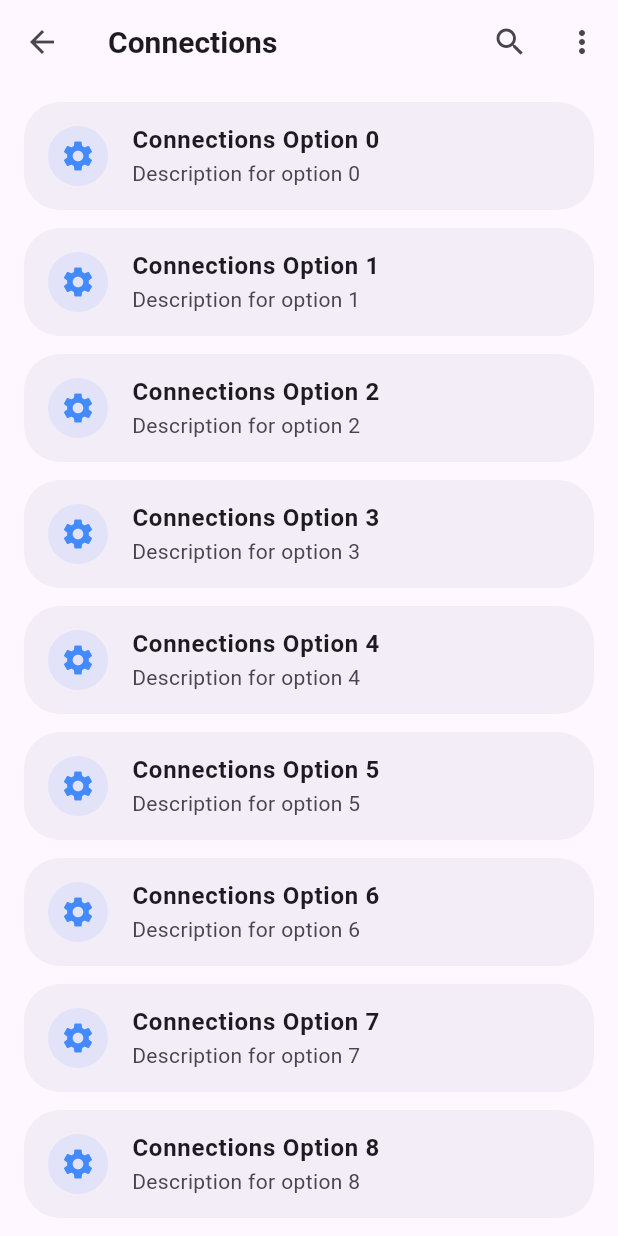
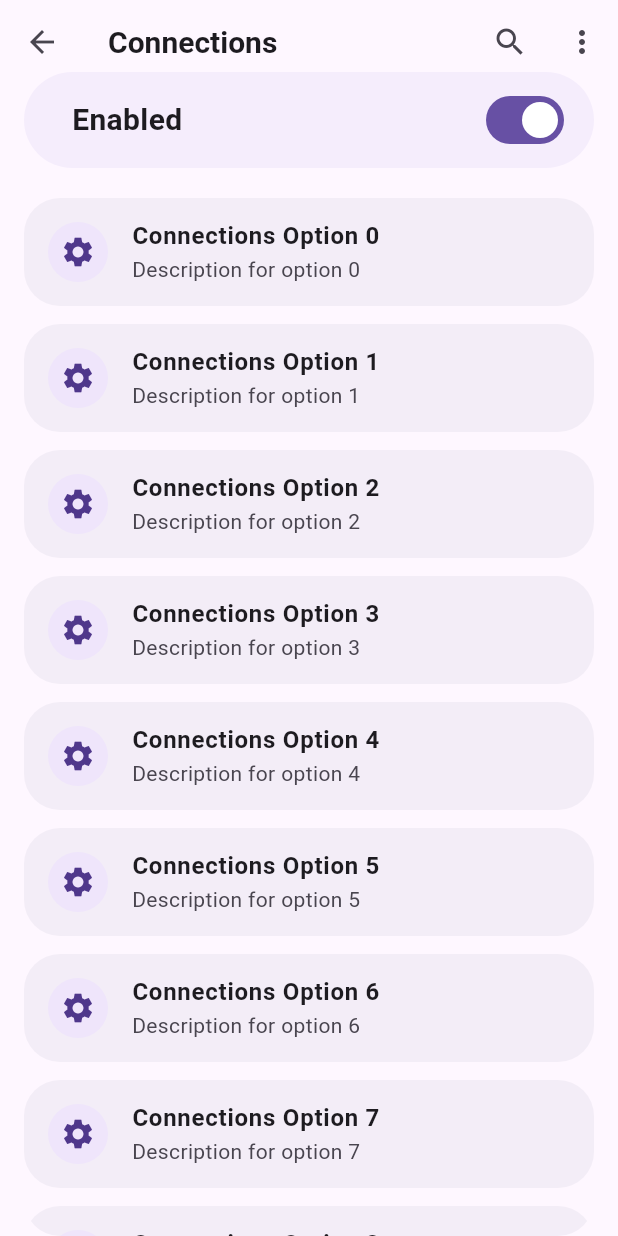
Before and after one commit to 6Rix6/one_ui_scroll_view, a Flutter app: the screen it shows after launch, after a tap on "Connections", on a phone screen of 412 x 824 dp. Run offline on Flutter 3.47's test engine with Material 3 defaults, Android fonts, the phone set to English and light mode, and no system bars.

Commit message:
Add `bottom` property to OneUiAppBar

```diff
--- a/lib/main.dart
+++ b/lib/main.dart
@@ -137,26 +137,37 @@ class OneUiExample extends StatelessWidget {
   }
 }
 
-class DetailPage extends StatelessWidget {
+class DetailPage extends StatefulWidget {
   final String title;
   const DetailPage({super.key, required this.title});
+
+  @override
+  State<DetailPage> createState() => _DetailPageState();
+}
+
+class _DetailPageState extends State<DetailPage> {
+  bool _enabled = true;
 
   @override
   Widget build(BuildContext context) {
     return OneUiScaffold(
       appBar: OneUiAppBar(
         expandedTitle: Text(
-          title,
+          widget.title,
           style: TextStyle(fontSize: 34, fontWeight: FontWeight.w300),
         ),
         collapsedTitle: Text(
-          title,
+          widget.title,
           style: TextStyle(fontSize: 20, fontWeight: FontWeight.bold),
         ),
         actions: [
           IconButton(icon: const Icon(Icons.search), onPressed: () {}),
           IconButton(icon: const Icon(Icons.more_vert), onPressed: () {}),
         ],
+        bottom: BottomSwitch(
+          enabled: _enabled,
+          onChanged: (value) => setState(() => _enabled = value),
+        ),
         initiallyCollapsed: true,
         actionsAlignment: Alignment.topRight,
         collapsedTitleAlignment: Alignment.topLeft,
@@ -167,7 +178,7 @@ class DetailPage extends StatelessWidget {
         20,
         (index) => _buildSettingsCard(
           Icons.settings,
-          '$title Option $index',
+          '${widget.title} Option $index',
           'Description for option $index',
         ),
       ),
@@ -188,6 +199,7 @@ class DetailPage extends StatelessWidget {
           title: title,
           subtitle: subtitle,
           onTap: () {},
+          enabled: _enabled,
         ),
       ),
     );
@@ -198,6 +210,7 @@ class SettingTile extends StatelessWidget {
   final IconData icon;
   final String title;
   final String subtitle;
+  final bool enabled;
   final VoidCallback? onTap;
 
   const SettingTile({
@@ -205,6 +218,7 @@ class SettingTile extends StatelessWidget {
     required this.icon,
     required this.title,
     required this.subtitle,
+    this.enabled = true,
     this.onTap,
   });
 
@@ -218,13 +232,56 @@ class SettingTile extends StatelessWidget {
       clipBehavior: Clip.antiAlias,
       child: ListTile(
         leading: CircleAvatar(
-          backgroundColor: Colors.blueAccent.withValues(alpha: 0.1),
-          child: Icon(icon, color: Colors.blueAccent),
+          backgroundColor: colorScheme.primaryContainer.withValues(alpha: .5),
+          child: Icon(icon, color: colorScheme.onPrimaryContainer),
         ),
         title: Text(title, style: const TextStyle(fontWeight: FontWeight.bold)),
         subtitle: Text(subtitle),
         onTap: onTap,
+        enabled: enabled,
       ),
     );
   }
 }
+
+class BottomSwitch extends StatelessWidget implements PreferredSizeWidget {
+  final bool enabled;
+  final ValueChanged<bool>? onChanged;
+
+  const BottomSwitch({
+    super.key,
+    required this.enabled,
+    required this.onChanged,
+  });
+
+  @override
+  Size get preferredSize => Size.fromHeight(64);
+
+  @override
+  Widget build(BuildContext context) {
+    final theme = Theme.of(context);
+
+    return Padding(
+      padding: EdgeInsetsGeometry.fromLTRB(16, 0, 16, 8),
+      child: Container(
+        decoration: ShapeDecoration(
+          shape: StadiumBorder(),
+          color: theme.colorScheme.secondaryContainer.withValues(alpha: .4),
+        ),
+        padding: EdgeInsets.symmetric(vertical: 8, horizontal: 16),
+        child: Row(
+          mainAxisAlignment: MainAxisAlignment.center,
+          children: [
+            const SizedBox(width: 16),
+            Text(
+              'Enabled',
+              style: const TextStyle(fontWeight: FontWeight.bold, fontSize: 20),
+            ),
+            const Spacer(),
+            Switch(value: enabled, onChanged: onChanged),
+          ],
+        ),
+      ),
+    );
+  }
+}
--- a/lib/src/one_ui_scroll_view.dart
+++ b/lib/src/one_ui_scroll_view.dart
@@ -317,7 +317,7 @@ class _OneUiScrollViewState extends State<OneUiScrollView>
     Animation<double> animation,
     Widget? leading,
   ) {
-    final child = Align(
+    Widget child = Align(
       alignment: Alignment.centerLeft,
       child: DefaultTextStyle(
         style: Theme.of(context).textTheme.titleLarge!,
@@ -408,6 +408,7 @@ class _OneUiScrollViewState extends State<OneUiScrollView>
               expandedHeight: _calculatedExpandedHeight + stretchAmount,
               toolbarHeight: _appBar.toolbarHeight,
               elevation: _appBar.elevation,
+              bottom: _appBar.bottom,
               flexibleSpace: LayoutBuilder(
                 builder: (context, constraints) {
                   final expandRatio = _calculateExpandRatio(constraints);
@@ -415,17 +416,22 @@ class _OneUiScrollViewState extends State<OneUiScrollView>
                     expandRatio.clamp(0.0, 1.0),
                   );
 
-                  return Stack(
+                  final bottomPadding = _appBar.bottom != null
+                      ? EdgeInsets.only(
+                          bottom: _appBar.bottom!.preferredSize.height,
+                        )
+                      : EdgeInsets.zero;
+
+                  return Padding(
+                    padding: bottomPadding,
+                    child: Stack(
                       fit: StackFit.expand,
                       children: [
                         _extendedTitle(animation, expandRatio),
                         _collapsedTitle(context, animation, leading),
                         _actions(context),
-                      Align(
-                        alignment: Alignment.bottomCenter,
-                        child: _appBar.bottomDivider,
+                      ],
                     ),
-                    ],
                   );
                 },
               ),
@@ -542,7 +548,7 @@ class OneUiAppBar {
     this.leading,
     this.actions,
     this.actionSpacing = 0.0,
-    this.bottomDivider,
+    this.bottom,
     this.expandedHeight,
     this.toolbarHeight = kToolbarHeight,
     this.elevation = 0.0,
@@ -568,7 +574,7 @@ class OneUiAppBar {
   final Widget? leading;
   final List<Widget>? actions;
   final double actionSpacing;
-  final Divider? bottomDivider;
+  final PreferredSizeWidget? bottom;
   final double? expandedHeight;
   final double toolbarHeight;
   final double elevation;
```
Lines whose indentation alone changed are shown as unchanged.
